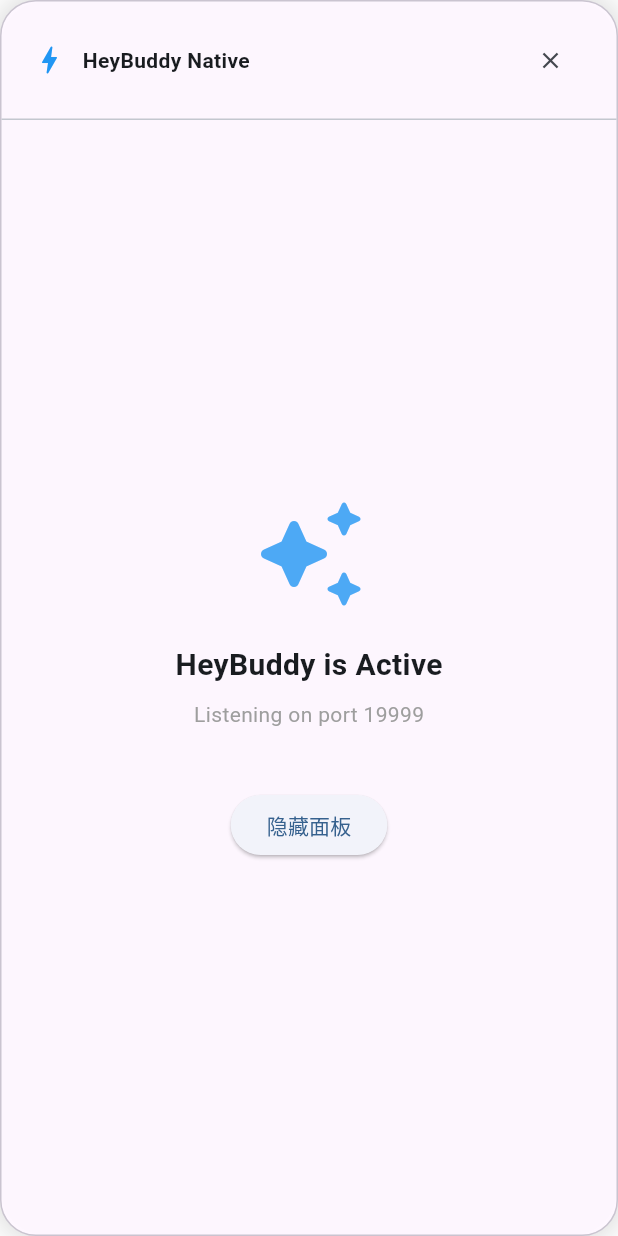
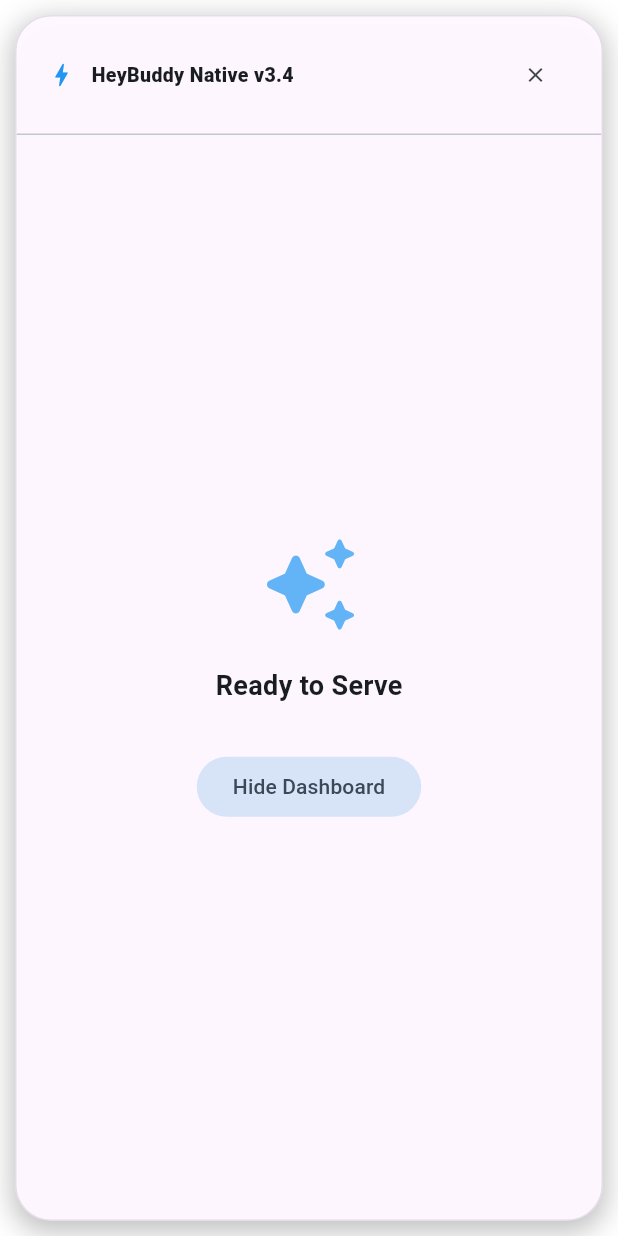
Before and after one commit to tang0758/HeyBuddy, a Flutter app: the screen it shows after launch, after a tap on the "close" icon, on a phone screen of 412 x 824 dp. Run offline on Flutter 3.47's test engine with Material 3 defaults, Android fonts, the phone set to English and light mode, and no system bars; our stand-ins replace shelf; missing offline and left inert: shelf_router, system_tray, window_manager; statements that could not run were skipped.

Commit message:
style: fix rectangular transparency issue with ClipRRect and manual shadow (v3.4)

```diff
--- a/heybuddy-flutter/lib/main.dart
+++ b/heybuddy-flutter/lib/main.dart
@@ -11,19 +11,20 @@
 void main() async {
   WidgetsFlutterBinding.ensureInitialized();
 
-  // 初始化窗口管理器
   await windowManager.ensureInitialized();
 
-  // 配置窗口选项 (Frameless 效果主要通过 TitleBarStyle.hidden 实现)
   WindowOptions windowOptions = const WindowOptions(
     size: Size(420, 520),
     center: true,
-    backgroundColor: Colors.transparent,
+    backgroundColor: Colors.transparent, // 基础透明
     skipTaskbar: false,
-    titleBarStyle: TitleBarStyle.hidden, // 关键：隐藏标题栏实现无边框感
+    titleBarStyle: TitleBarStyle.hidden,
   );
 
   windowManager.waitUntilReadyToShow(windowOptions, () async {
+    await windowManager.setAsFrameless();
+    await windowManager.setBackgroundColor(Colors.transparent); // 强制擦除背景
+    await windowManager.setHasShadow(false); // 关键：关闭系统矩形阴影
     await windowManager.show();
     await windowManager.focus();
   });
@@ -58,7 +59,6 @@
     super.dispose();
   }
 
-  // 1. 初始化系统托盘 (修复参数名为 onClicked)
   Future<void> _initSystemTray() async {
     final SystemTray systemTray = SystemTray();
     try {
@@ -68,16 +68,15 @@
       );
       final Menu menu = Menu();
       await menu.buildFrom([
-        MenuItemLabel(label: 'Show Dashboard', onClicked: (menuItem) => windowManager.show()), // 修正为 onClicked
-        MenuItemLabel(label: 'Exit', onClicked: (menuItem) => exit(0)), // 修正为 onClicked
+        MenuItemLabel(label: '显示面板', onClicked: (menuItem) => windowManager.show()),
+        MenuItemLabel(label: '退出', onClicked: (menuItem) => exit(0)),
       ]);
       await systemTray.setContextMenu(menu);
     } catch (e) {
-      debugPrint("托盘初始化跳过: $e");
+      debugPrint("Tray Error: $e");
     }
   }
 
-  // 2. 启动后台 HTTP 服务器
   Future<void> _startHttpServer() async {
     final router = shelf_router.Router();
 
@@ -101,12 +100,7 @@
       return Response.ok(result);
     });
 
-    try {
     await io.serve(router, '0.0.0.0', 19999);
-      debugPrint('HeyBuddy Flutter Server running on port 19999');
-    } catch (e) {
-      debugPrint("服务器启动失败: $e");
-    }
   }
 
   void _handleChoice(String choice) {
@@ -122,24 +116,31 @@
 
   @override
   Widget build(BuildContext context) {
+    // 强制使用自定义圆角和阴影，彻底告别直角层
     return MaterialApp(
       debugShowCheckedModeBanner: false,
-      theme: ThemeData(
-        useMaterial3: true,
-        colorScheme: ColorScheme.fromSeed(seedColor: Colors.blue),
+      theme: ThemeData(useMaterial3: true, colorScheme: ColorScheme.fromSeed(seedColor: Colors.blue)),
+      home: Scaffold(
+        backgroundColor: Colors.transparent, // 外部透明
+        body: Container(
+          margin: const EdgeInsets.all(10), // 为自定义阴影留出空间
+          decoration: BoxDecoration(
+            color: Theme.of(context).colorScheme.surface.withOpacity(0.99),
+            borderRadius: BorderRadius.circular(24),
+            border: Border.all(color: Theme.of(context).colorScheme.outlineVariant.withOpacity(0.5)),
+            boxShadow: [
+              BoxShadow(
+                color: Colors.black.withOpacity(0.25),
+                blurRadius: 15,
+                spreadRadius: 2,
+                offset: const Offset(0, 5),
+              )
+            ],
           ),
-      home: Scaffold(
-        backgroundColor: Colors.transparent,
-        body: Container(
-          decoration: BoxDecoration(
-            color: Theme.of(context).colorScheme.surface.withOpacity(0.98),
+          child: ClipRRect( // 终极方案：强制裁切圆角
             borderRadius: BorderRadius.circular(24),
-            border: Border.all(color: Theme.of(context).colorScheme.outlineVariant),
-            boxShadow: [BoxShadow(color: Colors.black.withOpacity(0.2), blurRadius: 20)],
-          ),
             child: Column(
               children: [
-              // 自定义标题栏 (拖拽区域)
                 GestureDetector(
                   onPanStart: (details) => windowManager.startDragging(),
                   child: Container(
@@ -147,14 +148,11 @@
                     padding: const EdgeInsets.symmetric(horizontal: 20, vertical: 15),
                     child: Row(
                       children: [
-                      const Icon(Icons.bolt_rounded, color: Colors.blue),
+                        const Icon(Icons.bolt_rounded, color: Colors.blue, size: 20),
                         const SizedBox(width: 10),
-                      const Text("HeyBuddy Native", style: TextStyle(fontWeight: FontWeight.bold)),
+                        const Text("HeyBuddy Native v3.4", style: TextStyle(fontWeight: FontWeight.w900, fontSize: 13)),
                         const Spacer(),
-                      IconButton(
-                        icon: const Icon(Icons.close, size: 18),
-                        onPressed: () => windowManager.hide(),
-                      ),
+                        IconButton(icon: const Icon(Icons.close, size: 16), onPressed: () => windowManager.hide()),
                       ],
                     ),
                   ),
@@ -167,6 +165,7 @@
             ),
           ),
         ),
+      ),
     );
   }
 
@@ -175,15 +174,13 @@
       child: Column(
         mainAxisAlignment: MainAxisAlignment.center,
         children: [
-          Icon(Icons.auto_awesome_rounded, size: 80, color: Colors.blue.withOpacity(0.8)),
+          Icon(Icons.auto_awesome_rounded, size: 70, color: Colors.blue.withOpacity(0.7)),
           const SizedBox(height: 20),
-          const Text("HeyBuddy is Active", style: TextStyle(fontSize: 20, fontWeight: FontWeight.bold)),
-          const SizedBox(height: 8),
-          Text("Listening on port 19999", style: TextStyle(color: Colors.grey.shade500)),
-          const SizedBox(height: 40),
-          ElevatedButton(
+          const Text("Ready to Serve", style: TextStyle(fontSize: 18, fontWeight: FontWeight.bold)),
+          const SizedBox(height: 30),
+          FilledButton.tonal(
             onPressed: () => windowManager.hide(),
-            child: const Text("隐藏面板"),
+            child: const Text("Hide Dashboard"),
           )
         ],
       ),
@@ -192,33 +189,33 @@
 
   Widget _buildPromptUI() {
     return Padding(
-      padding: const EdgeInsets.all(24),
+      padding: const EdgeInsets.all(20),
       child: Column(
         crossAxisAlignment: CrossAxisAlignment.stretch,
         children: [
           Container(
-            padding: const EdgeInsets.all(16),
+            padding: const EdgeInsets.all(15),
             decoration: BoxDecoration(
               color: Colors.blue.withOpacity(0.08),
-              borderRadius: BorderRadius.circular(12),
+              borderRadius: BorderRadius.circular(15),
             ),
             child: Column(
               crossAxisAlignment: CrossAxisAlignment.start,
               children: [
-                const Text("系统提示：", style: TextStyle(fontWeight: FontWeight.bold, fontSize: 12, color: Colors.blue)),
+                const Text("Gemini Request:", style: TextStyle(fontWeight: FontWeight.bold, fontSize: 11, color: Colors.blue)),
                 const SizedBox(height: 8),
-                Text(_promptMsg, style: const TextStyle(fontFamily: 'monospace')),
+                Text(_promptMsg, style: const TextStyle(fontFamily: 'Consolas', fontSize: 13)),
                 const SizedBox(height: 10),
                 Text("Tool: $_toolName", style: const TextStyle(fontSize: 10, color: Colors.grey)),
               ],
             ),
           ),
-          const SizedBox(height: 24),
-          _choiceBtn("✅ 仅允许本次", "ALLOW"),
-          _choiceBtn("🕒 本会话均允许", "SESSION"),
-          _choiceBtn("💻 手动操作", "MANUAL"),
+          const SizedBox(height: 20),
+          _choiceBtn("✅ Allow Once", "ALLOW"),
+          _choiceBtn("🕒 Allow Session", "SESSION"),
+          _choiceBtn("💻 Manual", "MANUAL"),
           const Spacer(),
-          _choiceBtn("❌ 拒绝", "CANCEL", isDanger: true),
+          _choiceBtn("❌ Cancel", "CANCEL", isDanger: true),
         ],
       ),
     );
@@ -226,10 +223,10 @@
 
   Widget _choiceBtn(String label, String value, {bool isDanger = false}) {
     return Padding(
-      padding: const EdgeInsets.only(bottom: 10),
+      padding: const EdgeInsets.only(bottom: 8),
       child: FilledButton.tonal(
         style: FilledButton.styleFrom(
-          padding: const EdgeInsets.symmetric(vertical: 18),
+          padding: const EdgeInsets.symmetric(vertical: 16),
           backgroundColor: isDanger ? Colors.red.withOpacity(0.1) : null,
           foregroundColor: isDanger ? Colors.red : null,
         ),
```
Lines whose indentation alone changed are shown as unchanged.
